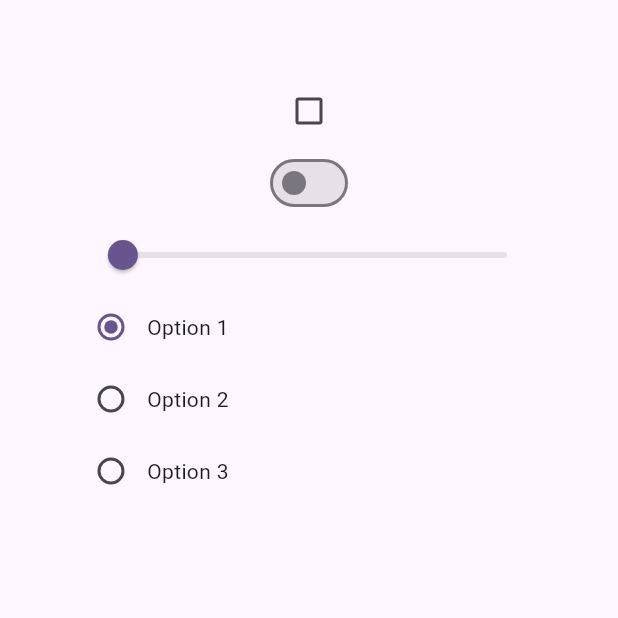
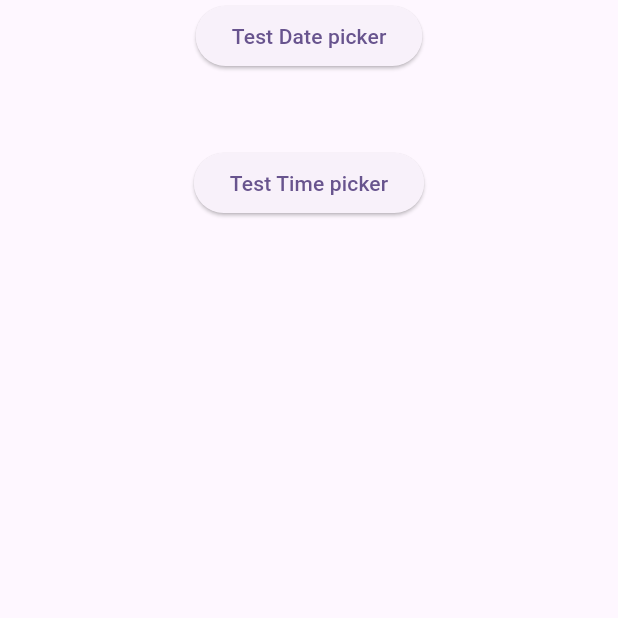
Before and after one commit to DiMalle/college, a Flutter app: the screen it shows after launch, on a phone screen of 412 x 824 dp, the top half of it. Run offline on Flutter 3.47's test engine with Material 2 defaults, Android fonts, the phone set to English and light mode, and no system bars.

Commit message:
Calendar

```diff
--- /dev/null
+++ b/lib/hello/calendar.dart
@@ -0,0 +1,41 @@
+import 'package:flutter/material.dart';
+
+class Calendar extends StatelessWidget {
+  const Calendar({super.key});
+
+  Future<void> selectDate(context) async {
+    DateTime? dateTime = await showDatePicker(
+        context: context,
+        initialDate: DateTime.now(),
+        firstDate: DateTime(2017),
+        lastDate: DateTime(2021));
+
+    print(dateTime);
+  }
+
+  Future<void> selectTime(context) async {
+    TimeOfDay? time = await showTimePicker(
+      context: context,
+      initialTime: TimeOfDay.now(),
+    );
+
+    print(time);
+  }
+
+  @override
+  Widget build(BuildContext context) {
+    return Column(
+      children: [
+        ElevatedButton(
+            onPressed: () => selectDate(context),
+            child: const Text('Test Date picker')),
+        Container(
+          height: 50,
+        ),
+        ElevatedButton(
+            onPressed: () => selectTime(context),
+            child: const Text('Test Time picker'))
+      ],
+    );
+  }
+}
--- a/lib/main.dart
+++ b/lib/main.dart
@@ -1,5 +1,6 @@
 import 'package:college/hello/HelloWorld.dart';
 import 'package:college/hello/buttons.dart';
+import 'package:college/hello/calendar.dart';
 import 'package:college/hello/login.dart';
 import 'package:flutter/material.dart';
 
@@ -20,7 +21,7 @@ class MyApp extends StatelessWidget {
         colorScheme: ColorScheme.fromSeed(seedColor: Colors.deepPurple),
         useMaterial3: true,
       ),
-      home: const Scaffold(body: Buttons()),
+      home: const Scaffold(body: Calendar()),
     );
   }
 }
```
